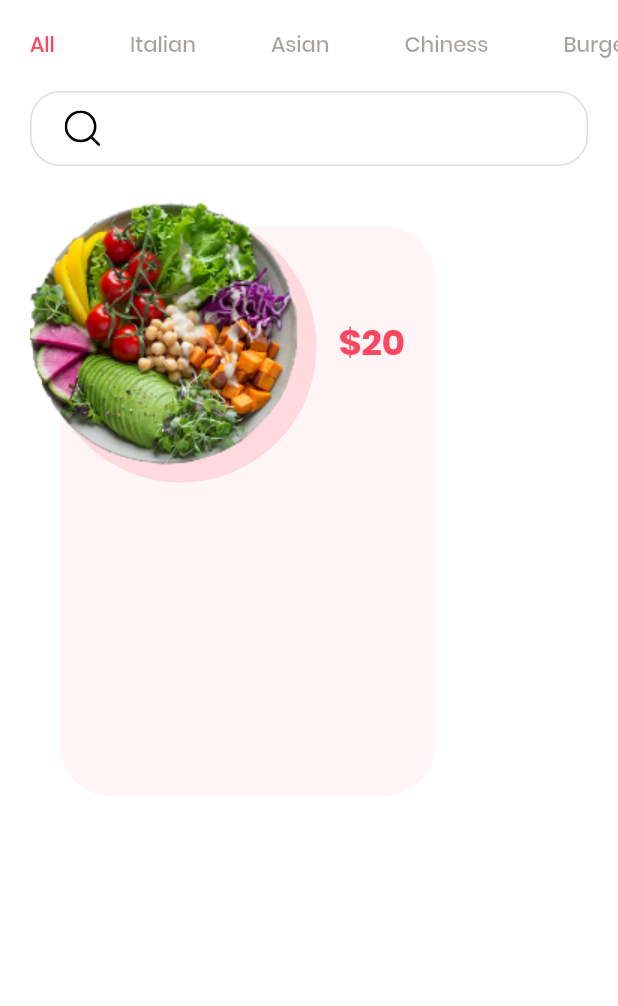
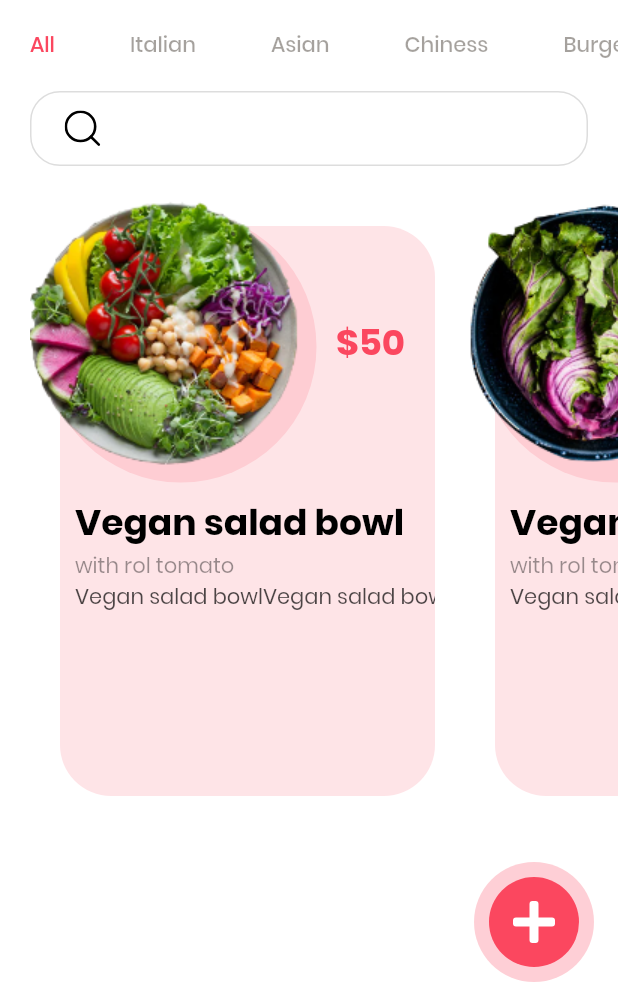
Before and after one commit to hjcwinner/foodapp, a Flutter app: the screen it shows after launch, on a phone screen of 412 x 824 dp, the part 230-1236 px from its top. Run offline on Flutter 3.47's test engine with Material 2 defaults, Android fonts, the phone set to English and light mode, and no system bars; our stand-ins replace flutter_svg.

```diff
--- /dev/null
+++ b/lib/categorytile.dart
@@ -0,0 +1,22 @@
+import 'package:flutter/material.dart';
+
+import 'constants.dart';
+
+class CategoryTitle extends StatelessWidget {
+  final String title;
+  final bool active;
+  const CategoryTitle({Key key, this.active = false, this.title})
+      : super(key: key);
+
+  @override
+  Widget build(BuildContext context) {
+    return Padding(
+      padding: const EdgeInsets.only(left: 20, right: 30),
+      child: Text(
+        title,
+        style: Theme.of(context).textTheme.button.copyWith(
+            color: active ? kPrimaryColor : kTextColor.withOpacity(0.4)),
+      ),
+    );
+  }
+}
--- /dev/null
+++ b/lib/foodcard.dart
@@ -0,0 +1,107 @@
+import 'package:flutter/material.dart';
+
+import 'constants.dart';
+
+class FoodCard extends StatelessWidget {
+  final String image;
+  final String price;
+  final String title;
+  final String description;
+  final String carlory;
+  final String ingri;
+  final Function press;
+
+  const FoodCard(
+      {Key key,
+      this.image,
+      this.price,
+      this.title,
+      this.description,
+      this.carlory,
+      this.ingri, this.press})
+      : super(key: key);
+
+  @override
+  Widget build(BuildContext context) {
+    return GestureDetector(
+          onTap:
+          press,
+          child: Container(
+          // color: Colors.grey[500],
+          margin: EdgeInsets.only(left: 20),
+          height: 400,
+          width: 270,
+          // color: Colors.blue,
+          child: Stack(
+            children: [
+              Positioned(
+                right: 0,
+                bottom: 0,
+                child: Container(
+                  height: 380,
+                  width: 250,
+                  decoration: BoxDecoration(
+                      borderRadius: BorderRadius.circular(34),
+                      color: kPrimaryColor.withOpacity(0.15)),
+                ),
+              ),
+              Positioned(
+                left: 10,
+                top: 10,
+                child: Container(
+                    height: 181,
+                    width: 181,
+                    decoration: BoxDecoration(
+                        shape: BoxShape.circle,
+                        color: kPrimaryColor.withOpacity(0.15))),
+              ),
+              Positioned(
+                top: 0,
+                left: -50,
+                child: Container(
+                  height: 184,
+                  width: 276,
+                  decoration: BoxDecoration(
+                      image: DecorationImage(image: AssetImage(image))),
+                ),
+              ),
+              Positioned(
+                  top: 80,
+                  right: 20,
+                  child: Text(
+                    "\$$price",
+                    style: Theme.of(context)
+                        .textTheme
+                        .headline5
+                        .copyWith(color: kPrimaryColor),
+                  )),
+              Positioned(
+                top: 200,
+                left: 30,
+                child: Column(
+                  crossAxisAlignment: CrossAxisAlignment.start,
+                  children: [
+                    Text(
+                      title,
+                      style: Theme.of(context)
+                          .textTheme
+                          .headline5
+                          .copyWith(color: Colors.black),
+                    ),
+                    Text(
+                      ingri,
+                      style: TextStyle(color: Colors.black.withOpacity(0.4)),
+                    ),
+                    Text(
+                      description,
+                      maxLines: 4,
+                      style: TextStyle(color: Colors.black.withOpacity(0.7)),
+                    )
+                  ],
+                ),
+              )
+            ],
+          )),
+    );
+  }
+}
--- a/lib/main.dart
+++ b/lib/main.dart
@@ -1,6 +1,10 @@
 import 'package:flutter/material.dart';
 import 'package:flutter_svg/flutter_svg.dart';
 import 'package:foodapp/constants.dart';
+
+import 'categorytile.dart';
+import 'detailpage.dart';
+import 'foodcard.dart';
 
 void main() {
   runApp(MyApp());
@@ -28,6 +32,23 @@ class HomeScreen extends StatelessWidget {
   @override
   Widget build(BuildContext context) {
     return Scaffold(
+        floatingActionButton: Container(
+          padding: EdgeInsets.all(10),
+          height: 80,
+          width: 80,
+          decoration: BoxDecoration(
+            shape: BoxShape.circle,
+            color: kPrimaryColor.withOpacity(.26)
+          ),
+          child: Container(
+            padding: EdgeInsets.all(16),
+            height: 70,
+            width: 70,
+            decoration: BoxDecoration(
+                shape: BoxShape.circle, color: kPrimaryColor),
+                child: SvgPicture.asset('assets/icons/plus.svg'),
+          ),
+        ),
         body: Column(
           crossAxisAlignment: CrossAxisAlignment.start,
           children: [
@@ -81,77 +102,44 @@ class HomeScreen extends StatelessWidget {
                   border: Border.all(color: kBorderColor)),
               child: SvgPicture.asset("assets/icons/search.svg"),
             ),
-        Container(
-            // color: Colors.grey[500],
-            margin: EdgeInsets.only(left: 20),
-            height: 400,
-            width: 270,
-            // color: Colors.blue,
-            child: Stack(
+            SingleChildScrollView(
+              scrollDirection: Axis.horizontal,
+              child: Row(
                 children: [
-                Positioned(
-                  right: 0,
-                  bottom: 0,
-                  child: Container(
-                    height: 380,
-                    width: 250,
-                    decoration: BoxDecoration(
-                        borderRadius: BorderRadius.circular(34),
-                        color: kPrimaryColor.withOpacity(0.06)),
+                  FoodCard(
+                    image: "assets/images/image_1.png",
+                    price: "50",
+                    title: "Vegan salad bowl",
+                    description:
+                        "Vegan salad bowlVegan salad bowlVegan salad bowlVegan salad bowl",
+                    carlory: "540k",
+                    ingri: "with rol tomato",
+                    press: () {
+                      Navigator.push(
+                          context,
+                          MaterialPageRoute(
+                              builder: (context) => DetailPage()));
+                    },
+                  ),
+                  FoodCard(
+                    image: "assets/images/image_2.png",
+                    price: "50",
+                    title: "Vegan salad bowl",
+                    description:
+                        "Vegan salad bowlVegan salad bowlVegan salad bowlVegan salad bowl",
+                    carlory: "540k",
+                    ingri: "with rol tomato",
+                    press: () {
+                      Navigator.push(
+                          context,
+                          MaterialPageRoute(
+                              builder: (context) => DetailPage()));
+                    },
+                  ),
+                ],
               ),
             ),
-                Positioned(
-                  left: 10,
-                  top: 10,
-                  child: Container(
-                      height: 181,
-                      width: 181,
-                      decoration: BoxDecoration(
-                          shape: BoxShape.circle,
-                          color: kPrimaryColor.withOpacity(0.15))),
-                ),
-                Positioned(
-                  top: 0,
-                  left: -50,
-                  child: Container(
-                    height: 184,
-                    width: 276,
-                    decoration: BoxDecoration(
-                        image: DecorationImage(
-                            image: AssetImage("assets/images/image_1.png"))),
-                  ),
-                ),
-                Positioned(
-                  top: 80,
-                  right:20,
-                    child: Text(
-                  "\$20",
-                  style: Theme.of(context).textTheme.headline5.copyWith(
-                    color: kPrimaryColor
-                  ),
-                ))
-              ],
-            ))
           ],
         ));
   }
 }
-
-class CategoryTitle extends StatelessWidget {
-  final String title;
-  final bool active;
-  const CategoryTitle({Key key, this.active = false, this.title})
-      : super(key: key);
-
-  @override
-  Widget build(BuildContext context) {
-    return Padding(
-      padding: const EdgeInsets.only(left: 20, right: 30),
-      child: Text(
-        title,
-        style: Theme.of(context).textTheme.button.copyWith(
-            color: active ? kPrimaryColor : kTextColor.withOpacity(0.4)),
-      ),
-    );
-  }
-}
```
Also changed, not shown: lib/detailpage.dart (added, +141 -0 lines). Lines whose indentation alone changed are shown as unchanged.
